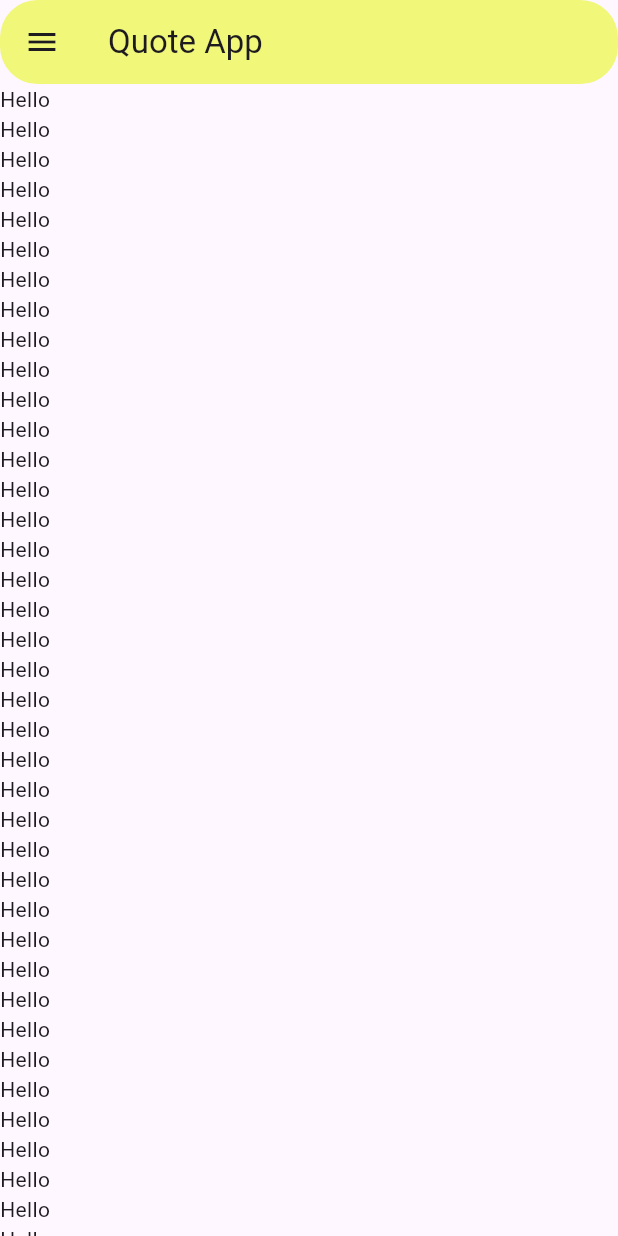
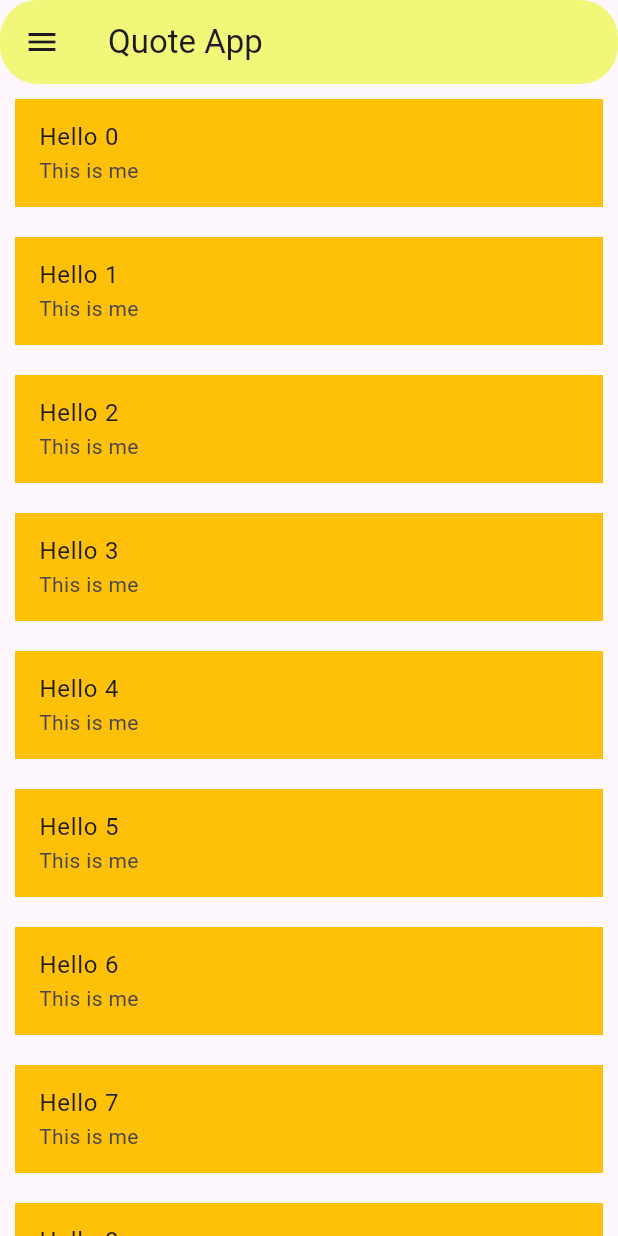
Before and after one commit to BLESSEDSAMUELES/flutter_feista, a Flutter app: the screen it shows after launch, on a phone screen of 412 x 824 dp. Run offline on Flutter 3.47's test engine with Material 3 defaults, Android fonts, the phone set to English and light mode, and no system bars.

Commit message:
Add a list with color

```diff
--- a/lib/main.dart
+++ b/lib/main.dart
@@ -18,7 +18,19 @@ class Test extends StatelessWidget {
         ),
         drawer: Drawer(child: Center(child: Text('hello World'))),
         body: ListView(
-          children: [...List.generate(50, (int index) => Text('Hello'))],
+          children: [
+            ...List.generate(
+              50,
+              (int index) => Padding(
+                padding: EdgeInsets.all(10),
+                child: ListTile(
+                  title: Text("Hello $index"),
+                  subtitle: Text("This is me "),
+                  tileColor: Colors.amber,
+                ),
+              ),
+            ),
+          ],
         ),
       ),
     );
```
